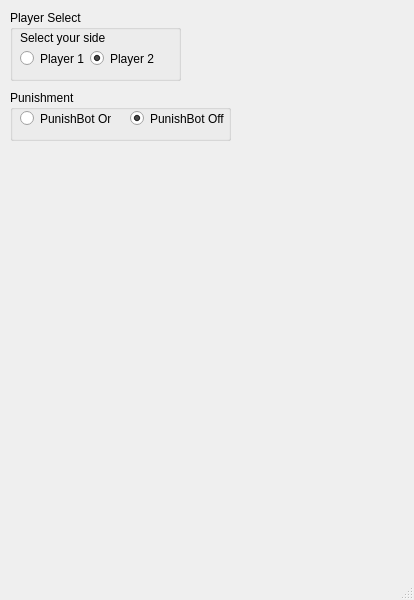
Old version of the form 1.ui in the repository ferater/Tekken7Bot.
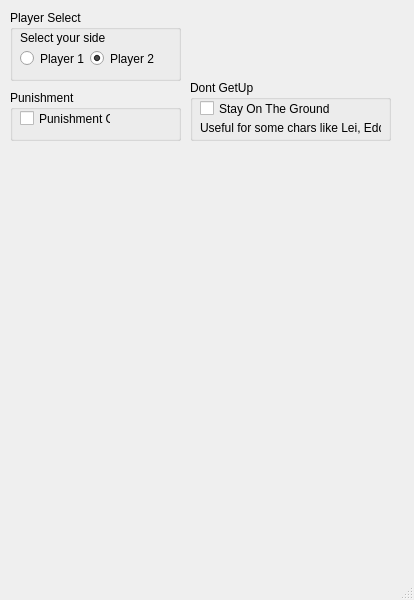
New version of the form.

What changed in the file:
```diff
--- a/1.ui
+++ b/1.ui
@@ -74,14 +74,14 @@
      <rect>
       <x>10</x>
       <y>90</y>
-      <width>221</width>
+      <width>171</width>
       <height>51</height>
      </rect>
     </property>
     <property name="title">
      <string>Punishment</string>
     </property>
-    <widget class="QRadioButton" name="radioButton_punishBot_on">
+    <widget class="QCheckBox" name="checkBox_punishBot">
      <property name="geometry">
       <rect>
        <x>10</x>
@@ -91,23 +91,7 @@
       </rect>
      </property>
      <property name="text">
-      <string>PunishBot On</string>
-     </property>
-    </widget>
-    <widget class="QRadioButton" name="radioButton_punishBot_off">
-     <property name="geometry">
-      <rect>
-       <x>120</x>
-       <y>20</y>
-       <width>101</width>
-       <height>17</height>
-      </rect>
-     </property>
-     <property name="text">
-      <string>PunishBot Off</string>
-     </property>
-     <property name="checked">
-      <bool>true</bool>
+      <string>Punishment ON</string>
      </property>
     </widget>
    </widget>
@@ -138,6 +122,45 @@
      <set>Qt::AlignCenter</set>
     </property>
    </widget>
+   <widget class="QGroupBox" name="groupBox_3">
+    <property name="geometry">
+     <rect>
+      <x>190</x>
+      <y>80</y>
+      <width>201</width>
+      <height>61</height>
+     </rect>
+    </property>
+    <property name="title">
+     <string>Dont GetUp</string>
+    </property>
+    <widget class="QCheckBox" name="checkBox_stayOnTheGround">
+     <property name="geometry">
+      <rect>
+       <x>10</x>
+       <y>20</y>
+       <width>131</width>
+       <height>17</height>
+      </rect>
+     </property>
+     <property name="text">
+      <string>Stay On The Ground</string>
+     </property>
+    </widget>
+    <widget class="QLabel" name="label_2">
+     <property name="geometry">
+      <rect>
+       <x>10</x>
+       <y>40</y>
+       <width>181</width>
+       <height>16</height>
+      </rect>
+     </property>
+     <property name="text">
+      <string>Useful for some chars like Lei, Eddy..</string>
+     </property>
+    </widget>
+   </widget>
   </widget>
   <widget class="QStatusBar" name="statusbar"/>
  </widget>
```
Left out of the diff: 2 changed lines with no effect on the pictures.
